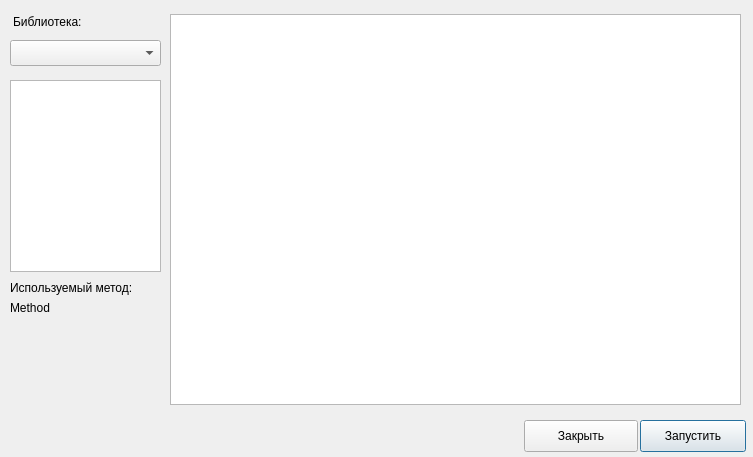
First picture: the form in src/Tsunami/PrepareExtractorDialog.ui, repository maluginp/Tsunami, before the edit.
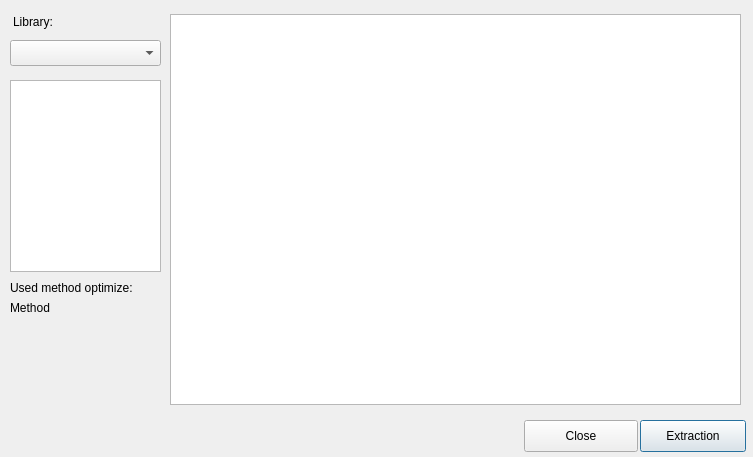
Second picture: the form after the edit.

The edit to the form file:
```diff
--- a/src/Tsunami/PrepareExtractorDialog.ui
+++ b/src/Tsunami/PrepareExtractorDialog.ui
@@ -49,7 +49,7 @@
     </rect>
    </property>
    <property name="text">
-    <string>Используемый метод:</string>
+    <string>Used method optimize:</string>
    </property>
   </widget>
   <widget class="QLabel" name="methodText">
@@ -75,7 +75,7 @@
     </rect>
    </property>
    <property name="text">
-    <string>Библиотека:</string>
+    <string>Library:</string>
    </property>
   </widget>
   <widget class="QComboBox" name="libraryComboBox">
@@ -98,7 +98,7 @@
     </rect>
    </property>
    <property name="text">
-    <string>Запустить</string>
+    <string>Extraction</string>
    </property>
   </widget>
   <widget class="QPushButton" name="closeButton">
@@ -111,7 +111,7 @@
     </rect>
    </property>
    <property name="text">
-    <string>Закрыть</string>
+    <string>Close</string>
    </property>
   </widget>
  </widget>
```
Left out of the diff: 2 changed lines with no effect on the pictures.
